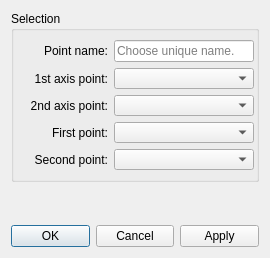
Before: the Qt Designer form src/libs/vtools/dialogs/tools/dialogtriangle.ui in FashionFreedom/Seamly2D, drawn with Qt 5.
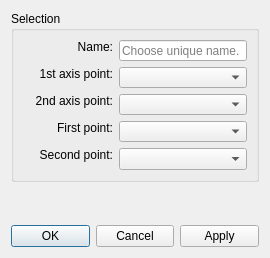
After: the same form once the commit is applied. Icons and pictures are not drawn.

Diff of the .ui file:
```diff
--- a/src/libs/vtools/dialogs/tools/dialogtriangle.ui
+++ b/src/libs/vtools/dialogs/tools/dialogtriangle.ui
@@ -51,40 +51,43 @@
      </property>
      <layout class="QVBoxLayout" name="verticalLayout_2">
       <item>
-       <layout class="QHBoxLayout" name="horizontalLayout">
-        <item>
+       <layout class="QFormLayout" name="formLayout">
+        <property name="labelAlignment">
+         <set>Qt::AlignRight|Qt::AlignTrailing|Qt::AlignVCenter</set>
+        </property>
+        <item row="0" column="0">
          <widget class="QLabel" name="labelEditNamePoint">
           <property name="sizePolicy">
-           <sizepolicy hsizetype="Fixed" vsizetype="Fixed">
+           <sizepolicy hsizetype="Expanding" vsizetype="Fixed">
             <horstretch>0</horstretch>
             <verstretch>0</verstretch>
            </sizepolicy>
           </property>
           <property name="minimumSize">
            <size>
-            <width>85</width>
+            <width>90</width>
             <height>0</height>
            </size>
           </property>
           <property name="text">
-           <string>Point name:</string>
+           <string>Name:</string>
           </property>
           <property name="alignment">
            <set>Qt::AlignRight|Qt::AlignTrailing|Qt::AlignVCenter</set>
           </property>
          </widget>
         </item>
-        <item>
+        <item row="0" column="1">
          <widget class="QLineEdit" name="lineEditNamePoint">
           <property name="sizePolicy">
-           <sizepolicy hsizetype="Expanding" vsizetype="Fixed">
+           <sizepolicy hsizetype="Preferred" vsizetype="Fixed">
             <horstretch>0</horstretch>
             <verstretch>0</verstretch>
            </sizepolicy>
           </property>
           <property name="minimumSize">
            <size>
-            <width>140</width>
+            <width>80</width>
             <height>0</height>
            </size>
           </property>
@@ -96,21 +99,17 @@
           </property>
          </widget>
         </item>
-       </layout>
-      </item>
-      <item>
-       <layout class="QHBoxLayout" name="horizontalLayout_2">
-        <item>
+        <item row="1" column="0">
          <widget class="QLabel" name="labelAxisP1">
           <property name="sizePolicy">
-           <sizepolicy hsizetype="Expanding" vsizetype="Preferred">
+           <sizepolicy hsizetype="Expanding" vsizetype="Fixed">
             <horstretch>0</horstretch>
             <verstretch>0</verstretch>
            </sizepolicy>
           </property>
           <property name="minimumSize">
            <size>
-            <width>85</width>
+            <width>90</width>
             <height>0</height>
            </size>
           </property>
@@ -122,37 +121,33 @@
           </property>
          </widget>
         </item>
-        <item>
+        <item row="1" column="1">
          <widget class="QComboBox" name="comboBoxAxisP1">
           <property name="sizePolicy">
-           <sizepolicy hsizetype="Expanding" vsizetype="Fixed">
+           <sizepolicy hsizetype="Preferred" vsizetype="Fixed">
             <horstretch>0</horstretch>
             <verstretch>0</verstretch>
            </sizepolicy>
           </property>
           <property name="minimumSize">
            <size>
-            <width>140</width>
+            <width>80</width>
             <height>0</height>
            </size>
           </property>
          </widget>
         </item>
-       </layout>
-      </item>
-      <item>
-       <layout class="QHBoxLayout" name="horizontalLayout_3">
-        <item>
+        <item row="2" column="0">
          <widget class="QLabel" name="labelAxisP2">
           <property name="sizePolicy">
-           <sizepolicy hsizetype="Expanding" vsizetype="Preferred">
+           <sizepolicy hsizetype="Expanding" vsizetype="Fixed">
             <horstretch>0</horstretch>
             <verstretch>0</verstretch>
            </sizepolicy>
           </property>
           <property name="minimumSize">
            <size>
-            <width>85</width>
+            <width>90</width>
             <height>0</height>
            </size>
           </property>
@@ -164,37 +159,33 @@
           </property>
          </widget>
         </item>
-        <item>
+        <item row="2" column="1">
          <widget class="QComboBox" name="comboBoxAxisP2">
           <property name="sizePolicy">
-           <sizepolicy hsizetype="Expanding" vsizetype="Fixed">
+           <sizepolicy hsizetype="Preferred" vsizetype="Fixed">
             <horstretch>0</horstretch>
             <verstretch>0</verstretch>
            </sizepolicy>
           </property>
           <property name="minimumSize">
            <size>
-            <width>140</width>
+            <width>80</width>
             <height>0</height>
            </size>
           </property>
          </widget>
         </item>
-       </layout>
-      </item>
-      <item>
-       <layout class="QHBoxLayout" name="horizontalLayout_4">
-        <item>
+        <item row="3" column="0">
          <widget class="QLabel" name="labelFirstPoint">
           <property name="sizePolicy">
-           <sizepolicy hsizetype="Expanding" vsizetype="Preferred">
+           <sizepolicy hsizetype="Expanding" vsizetype="Fixed">
             <horstretch>0</horstretch>
             <verstretch>0</verstretch>
            </sizepolicy>
           </property>
           <property name="minimumSize">
            <size>
-            <width>85</width>
+            <width>90</width>
             <height>0</height>
            </size>
           </property>
@@ -206,37 +197,33 @@
           </property>
          </widget>
         </item>
-        <item>
+        <item row="3" column="1">
          <widget class="QComboBox" name="comboBoxFirstPoint">
           <property name="sizePolicy">
-           <sizepolicy hsizetype="Expanding" vsizetype="Fixed">
+           <sizepolicy hsizetype="Preferred" vsizetype="Fixed">
             <horstretch>0</horstretch>
             <verstretch>0</verstretch>
            </sizepolicy>
           </property>
           <property name="minimumSize">
            <size>
-            <width>140</width>
+            <width>80</width>
             <height>0</height>
            </size>
           </property>
          </widget>
         </item>
-       </layout>
-      </item>
-      <item>
-       <layout class="QHBoxLayout" name="horizontalLayout_5">
-        <item>
+        <item row="4" column="0">
          <widget class="QLabel" name="labelSecondPoint">
           <property name="sizePolicy">
-           <sizepolicy hsizetype="Expanding" vsizetype="Preferred">
+           <sizepolicy hsizetype="Expanding" vsizetype="Fixed">
             <horstretch>0</horstretch>
             <verstretch>0</verstretch>
            </sizepolicy>
           </property>
           <property name="minimumSize">
            <size>
-            <width>85</width>
+            <width>90</width>
             <height>0</height>
            </size>
           </property>
@@ -248,17 +235,17 @@
           </property>
          </widget>
         </item>
-        <item>
+        <item row="4" column="1">
          <widget class="QComboBox" name="comboBoxSecondPoint">
           <property name="sizePolicy">
-           <sizepolicy hsizetype="Expanding" vsizetype="Fixed">
+           <sizepolicy hsizetype="Preferred" vsizetype="Fixed">
             <horstretch>0</horstretch>
             <verstretch>0</verstretch>
            </sizepolicy>
           </property>
           <property name="minimumSize">
            <size>
-            <width>140</width>
+            <width>80</width>
             <height>0</height>
            </size>
           </property>
```
